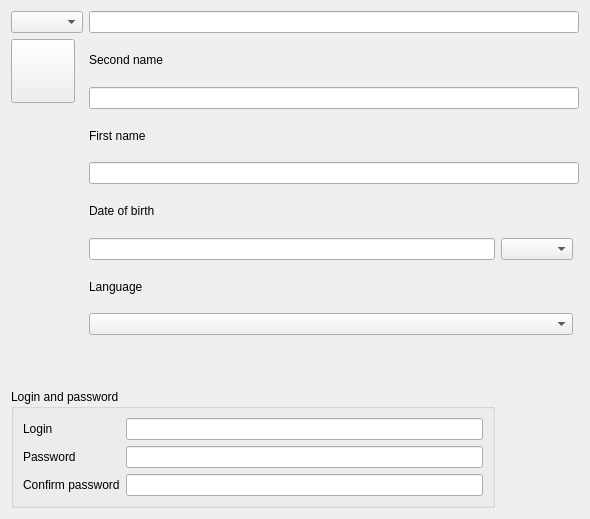
First picture: the form in plugins/identityplugin/identityeditorwidget.ui, repository FreeHealth/freehealth, before the edit.
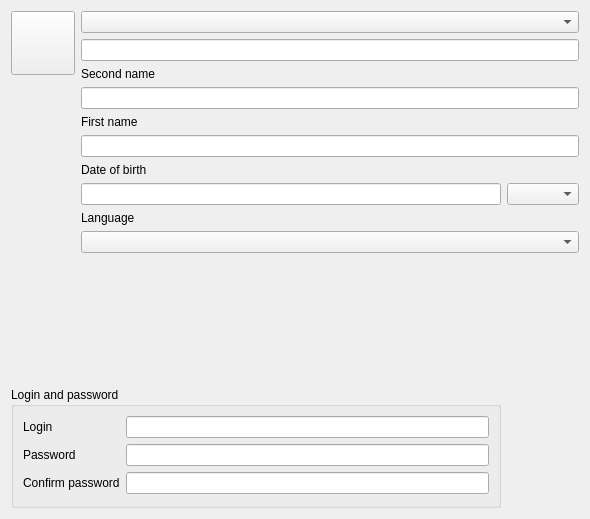
Second picture: the form after the edit. Custom widgets are drawn as their Qt base class.

```diff
--- a/plugins/identityplugin/identityeditorwidget.ui
+++ b/plugins/identityplugin/identityeditorwidget.ui
@@ -14,7 +14,10 @@
    <string>Form</string>
   </property>
   <layout class="QGridLayout" name="gridLayout">
-   <item row="6" column="2">
+   <item row="2" column="1" colspan="3">
+    <widget class="QLineEdit" name="birthName"/>
+   </item>
+   <item row="8" column="2" colspan="2">
     <widget class="QComboBox" name="genderCombo">
      <property name="sizePolicy">
       <sizepolicy hsizetype="Preferred" vsizetype="Fixed">
@@ -24,33 +27,129 @@
      </property>
     </widget>
    </item>
-   <item row="7" column="1">
+   <item row="9" column="1">
     <widget class="QLabel" name="languageLabel">
+     <property name="sizePolicy">
+      <sizepolicy hsizetype="Preferred" vsizetype="Fixed">
+       <horstretch>0</horstretch>
+       <verstretch>0</verstretch>
+      </sizepolicy>
+     </property>
      <property name="text">
       <string>Language</string>
      </property>
     </widget>
    </item>
-   <item row="0" column="0">
-    <widget class="QComboBox" name="titleCombo">
-     <property name="sizePolicy">
-      <sizepolicy hsizetype="Preferred" vsizetype="Fixed">
-       <horstretch>0</horstretch>
-       <verstretch>0</verstretch>
-      </sizepolicy>
-     </property>
-    </widget>
-   </item>
-   <item row="0" column="1" colspan="3">
-    <widget class="QLineEdit" name="birthName"/>
-   </item>
-   <item row="6" column="1">
-    <widget class="Utils::BirthDayEdit" name="dob"/>
-   </item>
-   <item row="10" column="0" colspan="4">
+   <item row="13" column="0" colspan="4">
     <widget class="ZipCodes::ZipCodesWidget" name="zipcodesWidget" native="true"/>
    </item>
-   <item row="1" column="0" rowspan="6">
+   <item row="8" column="1">
+    <widget class="Utils::BirthDayEdit" name="dob"/>
+   </item>
+   <item row="1" column="1" colspan="3">
+    <widget class="QComboBox" name="titleCombo">
+     <property name="sizePolicy">
+      <sizepolicy hsizetype="Preferred" vsizetype="Fixed">
+       <horstretch>0</horstretch>
+       <verstretch>0</verstretch>
+      </sizepolicy>
+     </property>
+    </widget>
+   </item>
+   <item row="3" column="1">
+    <widget class="QLabel" name="secondNameLabel">
+     <property name="sizePolicy">
+      <sizepolicy hsizetype="Preferred" vsizetype="Fixed">
+       <horstretch>0</horstretch>
+       <verstretch>0</verstretch>
+      </sizepolicy>
+     </property>
+     <property name="text">
+      <string>Second name</string>
+     </property>
+     <property name="buddy">
+      <cstring>secondName</cstring>
+     </property>
+    </widget>
+   </item>
+   <item row="7" column="1" colspan="2">
+    <widget class="QLabel" name="dobLabel">
+     <property name="sizePolicy">
+      <sizepolicy hsizetype="Preferred" vsizetype="Fixed">
+       <horstretch>0</horstretch>
+       <verstretch>0</verstretch>
+      </sizepolicy>
+     </property>
+     <property name="text">
+      <string>Date of birth</string>
+     </property>
+     <property name="buddy">
+      <cstring>dob</cstring>
+     </property>
+    </widget>
+   </item>
+   <item row="14" column="0" colspan="2">
+    <widget class="QGroupBox" name="loginGroup">
+     <property name="title">
+      <string>Login and password</string>
+     </property>
+     <layout class="QFormLayout" name="formLayout_3">
+      <item row="0" column="0">
+       <widget class="QLabel" name="loginLabel">
+        <property name="text">
+         <string>Login</string>
+        </property>
+       </widget>
+      </item>
+      <item row="1" column="0">
+       <widget class="QLabel" name="passwordLabel">
+        <property name="text">
+         <string>Password</string>
+        </property>
+       </widget>
+      </item>
+      <item row="2" column="0">
+       <widget class="QLabel" name="password2Label">
+        <property name="text">
+         <string>Confirm password</string>
+        </property>
+       </widget>
+      </item>
+      <item row="0" column="1">
+       <widget class="Utils::LineEditEchoSwitcher" name="login"/>
+      </item>
+      <item row="1" column="1">
+       <widget class="Utils::LineEditEchoSwitcher" name="password"/>
+      </item>
+      <item row="2" column="1">
+       <widget class="Utils::LineEditEchoSwitcher" name="password2"/>
+      </item>
+     </layout>
+    </widget>
+   </item>
+   <item row="6" column="1" colspan="3">
+    <widget class="QLineEdit" name="firstname"/>
+   </item>
+   <item row="4" column="1" colspan="3">
+    <widget class="QLineEdit" name="secondName"/>
+   </item>
+   <item row="5" column="1">
+    <widget class="QLabel" name="firstnameLabel">
+     <property name="sizePolicy">
+      <sizepolicy hsizetype="Preferred" vsizetype="Fixed">
+       <horstretch>0</horstretch>
+       <verstretch>0</verstretch>
+      </sizepolicy>
+     </property>
+     <property name="text">
+      <string>First name</string>
+     </property>
+     <property name="buddy">
+      <cstring>firstname</cstring>
+     </property>
+    </widget>
+   </item>
+   <item row="1" column="0" rowspan="10">
     <layout class="QVBoxLayout" name="verticalLayout">
      <item>
       <widget class="Identity::Internal::ThemedGenderButton" name="photoButton">
@@ -107,82 +206,7 @@
      </item>
     </layout>
    </item>
-   <item row="5" column="1" colspan="2">
-    <widget class="QLabel" name="dobLabel">
-     <property name="text">
-      <string>Date of birth</string>
-     </property>
-     <property name="buddy">
-      <cstring>dob</cstring>
-     </property>
-    </widget>
-   </item>
-   <item row="2" column="1" colspan="3">
-    <widget class="QLineEdit" name="secondName"/>
-   </item>
-   <item row="3" column="1">
-    <widget class="QLabel" name="firstnameLabel">
-     <property name="text">
-      <string>First name</string>
-     </property>
-     <property name="buddy">
-      <cstring>firstname</cstring>
-     </property>
-    </widget>
-   </item>
-   <item row="4" column="1" colspan="3">
-    <widget class="QLineEdit" name="firstname"/>
-   </item>
-   <item row="1" column="1">
-    <widget class="QLabel" name="secondNameLabel">
-     <property name="text">
-      <string>Second name</string>
-     </property>
-     <property name="buddy">
-      <cstring>secondName</cstring>
-     </property>
-    </widget>
-   </item>
-   <item row="11" column="0" colspan="2">
-    <widget class="QGroupBox" name="loginGroup">
-     <property name="title">
-      <string>Login and password</string>
-     </property>
-     <layout class="QFormLayout" name="formLayout_3">
-      <item row="0" column="0">
-       <widget class="QLabel" name="loginLabel">
-        <property name="text">
-         <string>Login</string>
-        </property>
-       </widget>
-      </item>
-      <item row="1" column="0">
-       <widget class="QLabel" name="passwordLabel">
-        <property name="text">
-         <string>Password</string>
-        </property>
-       </widget>
-      </item>
-      <item row="2" column="0">
-       <widget class="QLabel" name="password2Label">
-        <property name="text">
-         <string>Confirm password</string>
-        </property>
-       </widget>
-      </item>
-      <item row="0" column="1">
-       <widget class="Utils::LineEditEchoSwitcher" name="login"/>
-      </item>
-      <item row="1" column="1">
-       <widget class="Utils::LineEditEchoSwitcher" name="password"/>
-      </item>
-      <item row="2" column="1">
-       <widget class="Utils::LineEditEchoSwitcher" name="password2"/>
-      </item>
-     </layout>
-    </widget>
-   </item>
-   <item row="9" column="1" colspan="2">
+   <item row="10" column="1" colspan="3">
     <widget class="Utils::LanguageComboBox" name="language"/>
    </item>
   </layout>
```
Left out of the diff: 2 changed lines with no effect on the pictures.
